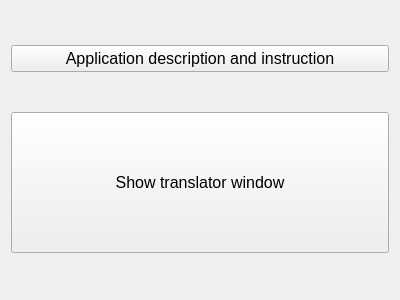
This is mainwindow.ui in Laxynium/HandyTranslator as Qt 5 draws it before an edit. The edited form follows.
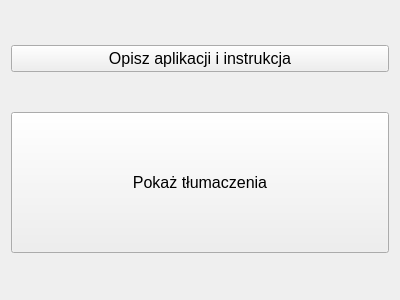
This is the edited form.

Commit message: _03 Code refactoring and english descriptions changed to polish one.

```diff
--- a/mainwindow.ui
+++ b/mainwindow.ui
@@ -25,7 +25,7 @@
       <enum>Qt::LeftToRight</enum>
      </property>
      <property name="text">
-      <string>Application description and instruction</string>
+      <string>Opisz aplikacji i instrukcja</string>
      </property>
     </widget>
    </item>
@@ -43,7 +43,7 @@
       </font>
      </property>
      <property name="text">
-      <string>Show translator window</string>
+      <string>Pokaż tłumaczenia</string>
      </property>
     </widget>
    </item>
```
The commit also changes 8 other files.
